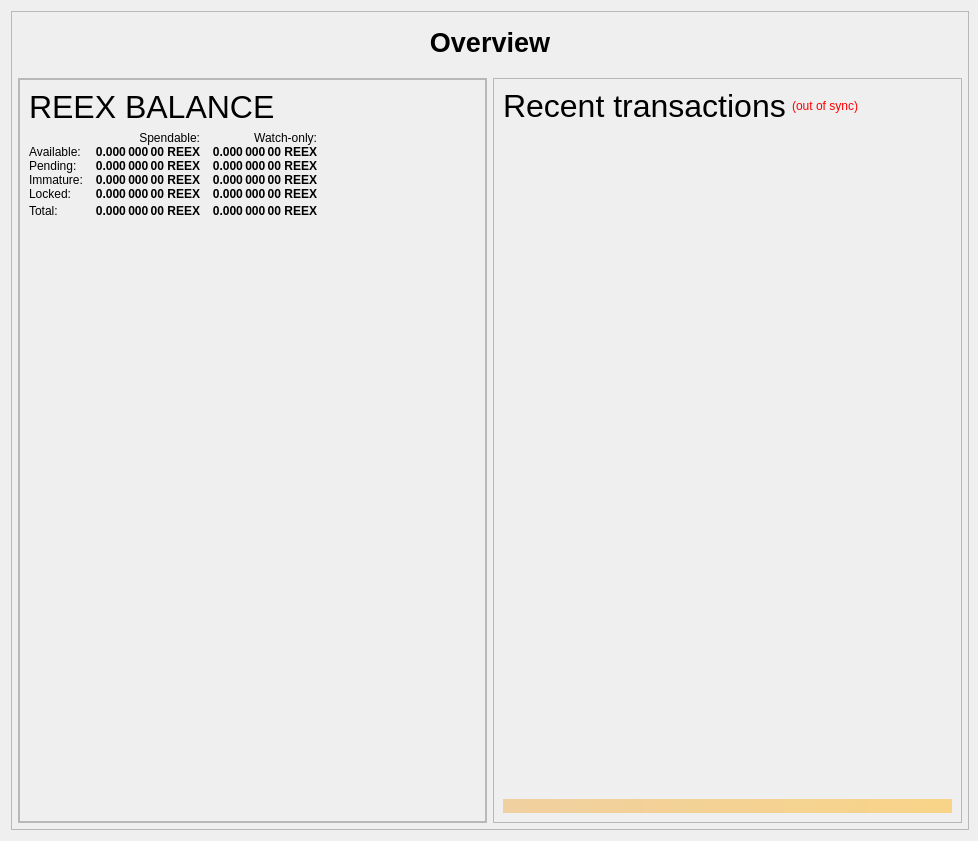
This is src/qt/forms/overviewpage.ui in vingg21/Retrex as Qt 5 draws it before an edit. The edited form follows.
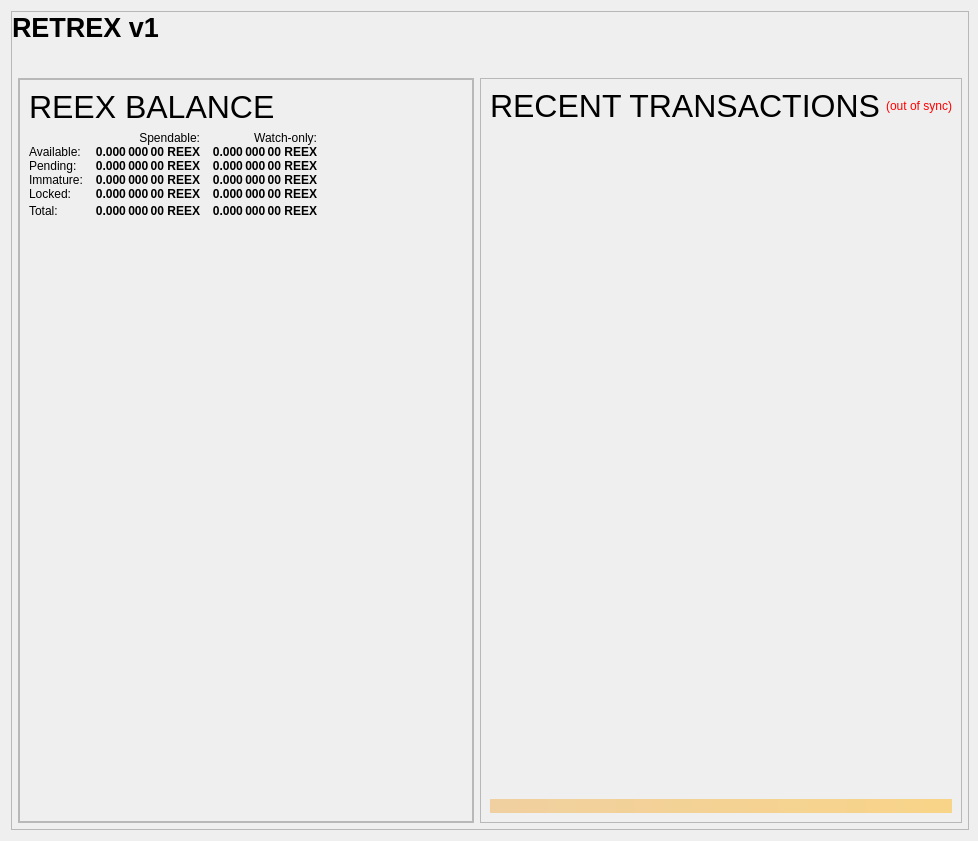
This is the edited form.

What changed in the file:
```diff
--- a/src/qt/forms/overviewpage.ui
+++ b/src/qt/forms/overviewpage.ui
@@ -112,10 +112,10 @@
                 </font>
                </property>
                <property name="text">
-                <string>Overview</string>
+                <string>RETREX v1</string>
                </property>
                <property name="alignment">
-                <set>Qt::AlignCenter</set>
+                <set>Qt::AlignLeft</set>
                </property>
               </widget>
              </item>
@@ -1021,7 +1021,7 @@
                        </font>
                       </property>
                       <property name="text">
-                       <string>Recent transactions</string>
+                       <string>RECENT TRANSACTIONS</string>
                       </property>
                      </widget>
                     </item>
```
